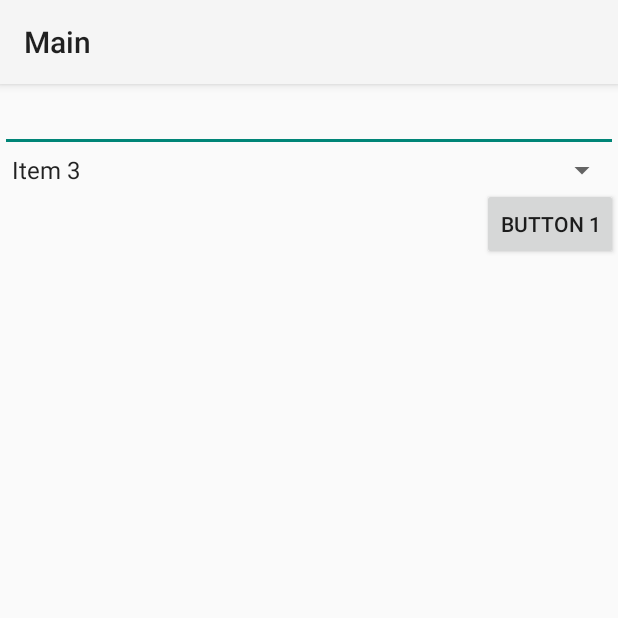
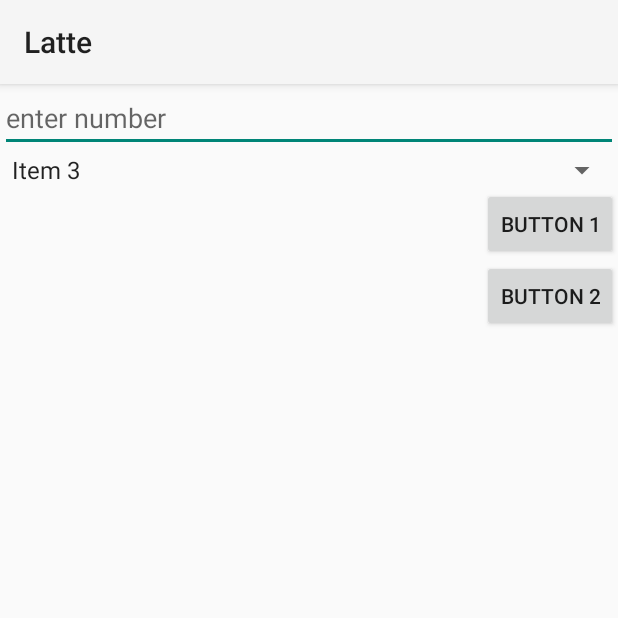
Before and after one commit to malloth/latte, an Android app: the screen it shows after launch (MainActivity), on a phone screen of 412 x 824 dp, the top half of it. Run offline under Robolectric (Android 15) with nearby library versions, the phone set to English and light mode, and no system bars.

Commit message:
Added fragments to sample tests

```diff
--- a/sample/src/main/AndroidManifest.xml
+++ b/sample/src/main/AndroidManifest.xml
@@ -7,15 +7,13 @@
             android:theme="@style/Theme.AppCompat.Light"
             android:label="@string/app_name">
 
-        <activity android:name=".MainActivity"
-                  android:label="Main">
+        <activity android:name=".MainActivity">
             <intent-filter>
                 <action android:name="android.intent.action.MAIN"/>
                 <category android:name="android.intent.category.LAUNCHER"/>
             </intent-filter>
         </activity>
 
-        <activity android:name=".SuplementaryActivity"
-                  android:label="Supl"/>
+        <activity android:name=".SuplementaryActivity"/>
     </application>
 </manifest>
--- a/sample/src/main/kotlin/com/test/lattesample/MainActivity.kt
+++ b/sample/src/main/kotlin/com/test/lattesample/MainActivity.kt
@@ -1,10 +1,7 @@
 package com.test.lattesample
 
-import android.content.Intent
 import android.os.Bundle
-import android.widget.ArrayAdapter
 import androidx.appcompat.app.AppCompatActivity
-import kotlinx.android.synthetic.main.activity_main.*
 
 class MainActivity : AppCompatActivity() {
 
@@ -13,22 +10,10 @@ class MainActivity : AppCompatActivity() {
 
         setContentView(R.layout.activity_main)
 
-        with(spinner1) {
-            adapter = ArrayAdapter.createFromResource(
-                context,
-                R.array.items,
-                android.R.layout.simple_spinner_item
-            ).also {
-                it.setDropDownViewResource(android.R.layout.simple_spinner_dropdown_item)
-            }
-            setSelection(2)
-        }
-
-        button1.setOnClickListener {
-            Intent(this, SuplementaryActivity::class.java)
-                .also {
-                    startActivity(it)
-                }
+        if (savedInstanceState == null) {
+            supportFragmentManager.beginTransaction()
+                .replace(R.id.fragment_container, MainFragment(), "fragment:main")
+                .commit()
         }
     }
 }
--- /dev/null
+++ b/sample/src/main/kotlin/com/test/lattesample/MainFragment.kt
@@ -0,0 +1,46 @@
+package com.test.lattesample
+
+import android.content.Intent
+import android.os.Bundle
+import android.view.LayoutInflater
+import android.view.View
+import android.view.ViewGroup
+import android.widget.ArrayAdapter
+import androidx.fragment.app.Fragment
+import kotlinx.android.synthetic.main.fragment_main.*
+
+class MainFragment : Fragment() {
+
+    override fun onCreateView(
+        inflater: LayoutInflater,
+        container: ViewGroup?,
+        savedInstanceState: Bundle?
+    ): View = inflater.inflate(R.layout.fragment_main, container, false)
+
+    override fun onViewCreated(view: View, savedInstanceState: Bundle?) {
+        with(spinner1) {
+            adapter = ArrayAdapter.createFromResource(
+                context,
+                R.array.items,
+                android.R.layout.simple_spinner_item
+            ).also {
+                it.setDropDownViewResource(android.R.layout.simple_spinner_dropdown_item)
+            }
+            setSelection(2)
+        }
+
+        button1.setOnClickListener {
+            Intent(requireContext(), SuplementaryActivity::class.java)
+                .also {
+                    startActivity(it)
+                }
+        }
+
+        button2.setOnClickListener {
+            requireFragmentManager().beginTransaction()
+                .addToBackStack(null)
+                .replace(R.id.fragment_container, SuplementaryFragment(), "fragment:supl")
+                .commit()
+        }
+    }
+}
--- a/sample/src/main/res/layout/activity_main.xml
+++ b/sample/src/main/res/layout/activity_main.xml
@@ -1,23 +1,6 @@
 <?xml version="1.0" encoding="utf-8"?>
-<LinearLayout
+<FrameLayout
         xmlns:android="http://schemas.android.com/apk/res/android"
         android:layout_width="match_parent"
         android:layout_height="match_parent"
-        android:orientation="vertical">
-
-    <EditText android:id="@+id/edit1"
-              android:layout_width="match_parent"
-              android:layout_height="wrap_content"
-              android:importantForAutofill="no"/>
-
-    <Spinner android:id="@+id/spinner1"
-             android:layout_width="match_parent"
-             android:layout_height="wrap_content"/>
-
-    <Button android:id="@+id/button1"
-            android:layout_width="wrap_content"
-            android:layout_height="wrap_content"
-            android:text="@string/button"
-            android:layout_gravity="end"/>
-
-</LinearLayout>
+        android:id="@+id/fragment_container"/>
--- /dev/null
+++ b/sample/src/main/res/layout/fragment_main.xml
@@ -0,0 +1,32 @@
+<?xml version="1.0" encoding="utf-8"?>
+<LinearLayout
+        xmlns:android="http://schemas.android.com/apk/res/android"
+        xmlns:tools="http://schemas.android.com/tools"
+        android:layout_width="match_parent"
+        android:layout_height="match_parent"
+        android:orientation="vertical">
+
+    <EditText android:id="@+id/edit1"
+              android:layout_width="match_parent"
+              android:layout_height="wrap_content"
+              android:hint="@string/hint_number"
+              android:inputType="number"
+              tools:ignore="Autofill"/>
+
+    <Spinner android:id="@+id/spinner1"
+             android:layout_width="match_parent"
+             android:layout_height="wrap_content"/>
+
+    <Button android:id="@+id/button1"
+            android:layout_width="wrap_content"
+            android:layout_height="wrap_content"
+            android:text="@string/button1"
+            android:layout_gravity="end"/>
+
+    <Button android:id="@+id/button2"
+            android:layout_width="wrap_content"
+            android:layout_height="wrap_content"
+            android:text="@string/button2"
+            android:layout_gravity="end"/>
+
+</LinearLayout>
--- a/sample/src/main/res/values/strings.xml
+++ b/sample/src/main/res/values/strings.xml
@@ -1,6 +1,8 @@
 <resources>
     <string name="app_name">Latte</string>
-    <string name="button">Button 1</string>
+    <string name="hint_number">enter number</string>
+    <string name="button1">Button 1</string>
+    <string name="button2">Button 2</string>
     <string name="label">Test 1</string>
     <string-array name="items">
         <item>Item 1</item>
```
Also changed, not shown: sample/src/main/kotlin/com/test/lattesample/SuplementaryFragment.kt (added, +16 -0 lines), sample/src/main/res/layout/activity_supl.xml (+3 -9 lines), sample/src/main/res/layout/fragment_supl.xml (added, +13 -0 lines), 1 other file.
